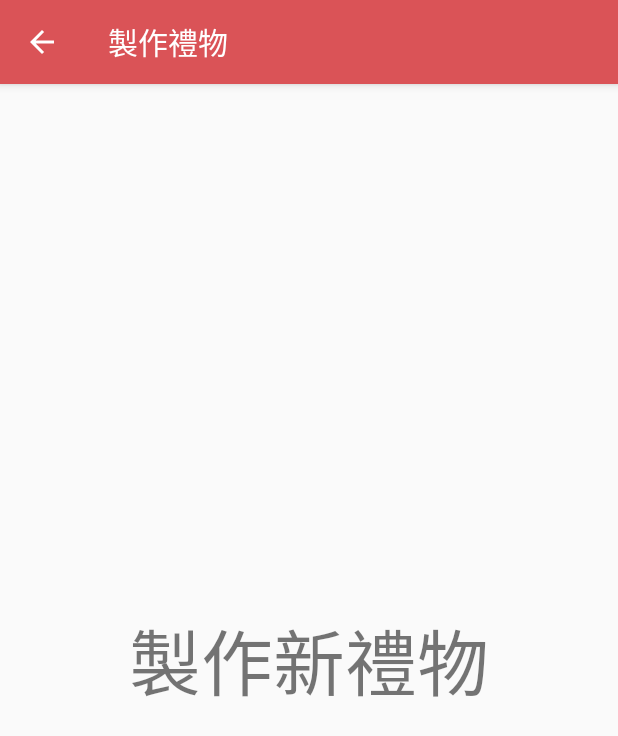
After one commit to hawkeye1026/NTUB-Case-Gift, an Android app: the MakeGiftsActivity screen opened directly, with no data from a screen before it, on a phone screen of 412 x 824 dp. The commit adds this screen. Shown: the top 736 px of the screen. Run offline under Robolectric (Android 15) with nearby library versions, the phone set to English and light mode, and no system bars.

Commit message:
Create: MakeGiftsActivity
GiftListFragment FAB set intent

```diff
--- /dev/null
+++ b/app/src/main/java/com/ntubcase/gift/MakeGiftsActivity.java
@@ -0,0 +1,29 @@
+package com.ntubcase.gift;
+
+import android.support.v7.app.ActionBar;
+import android.support.v7.app.AppCompatActivity;
+import android.os.Bundle;
+import android.view.MenuItem;
+
+public class MakeGiftsActivity extends AppCompatActivity {
+
+    @Override
+    protected void onCreate(Bundle savedInstanceState) {
+        super.onCreate(savedInstanceState);
+        setContentView(R.layout.activity_make_gifts);
+        setTitle("製作禮物");
+
+        ActionBar actionBar = getSupportActionBar();
+        actionBar.setDisplayHomeAsUpEnabled(true); //啟用返回建
+    }
+
+
+    @Override
+    public boolean onOptionsItemSelected(MenuItem item) {
+        if(item.getItemId() == android.R.id.home){ //toolbar返回建
+            finish();
+            return true;
+        }
+        return super.onOptionsItemSelected(item);
+    }
+}
--- /dev/null
+++ b/app/src/main/res/layout/activity_make_gifts.xml
@@ -0,0 +1,22 @@
+<?xml version="1.0" encoding="utf-8"?>
+<LinearLayout xmlns:android="http://schemas.android.com/apk/res/android"
+    xmlns:app="http://schemas.android.com/apk/res-auto"
+    xmlns:tools="http://schemas.android.com/tools"
+    android:layout_width="match_parent"
+    android:layout_height="match_parent"
+    tools:context=".MakeGiftsActivity">
+
+    <LinearLayout
+        android:layout_width="match_parent"
+        android:layout_height="match_parent"
+        android:gravity="center">
+
+        <TextView
+            android:layout_width="wrap_content"
+            android:layout_height="wrap_content"
+            android:text="製作新禮物"
+            android:textSize="48dp"/>
+
+    </LinearLayout>
+
+</LinearLayout>
--- a/app/src/main/res/values/strings.xml
+++ b/app/src/main/res/values/strings.xml
@@ -11,5 +11,6 @@
     <!-- 禮物模式-->
     <string name="giftPhoto">照片</string>
     <string name="giftVideo">影片</string>
+    <string name="giftTicket">兌換券</string>
 
 </resources>
```
Also changed, not shown: app/src/main/AndroidManifest.xml (+4 -3 lines), app/src/main/java/com/ntubcase/gift/GiftListFragment.java (+37 -11 lines), app/src/main/res/layout/fragment_gift_list.xml (+10 -0 lines), app/src/main/res/drawable/ic_ticket_24.png (added).
